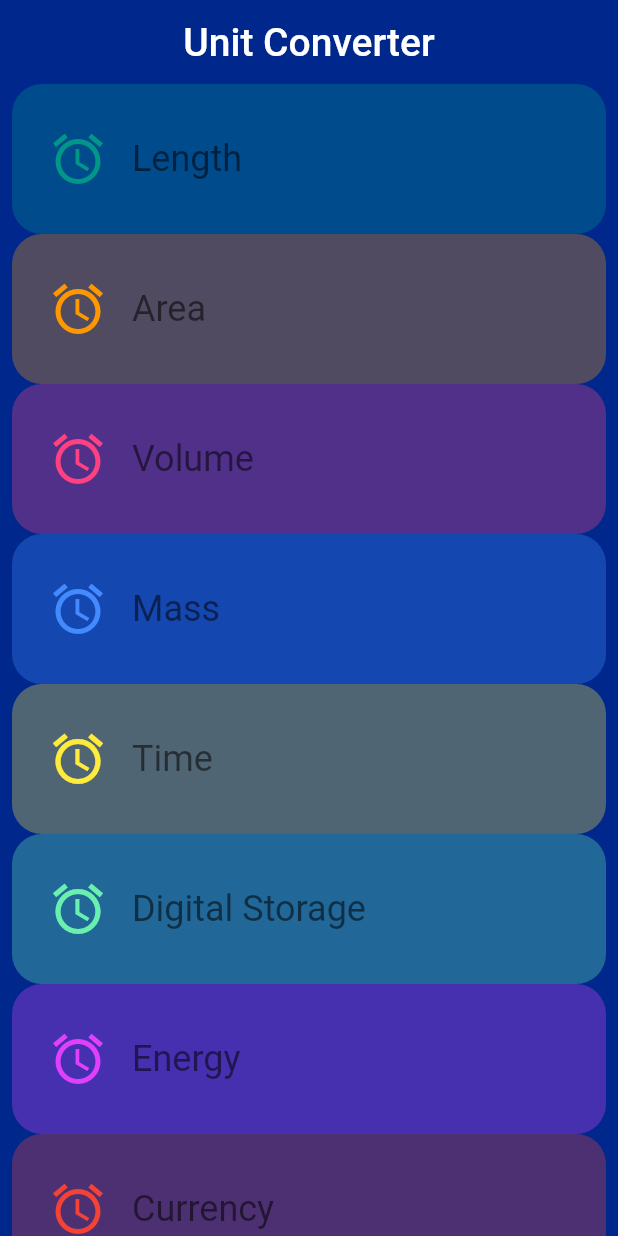
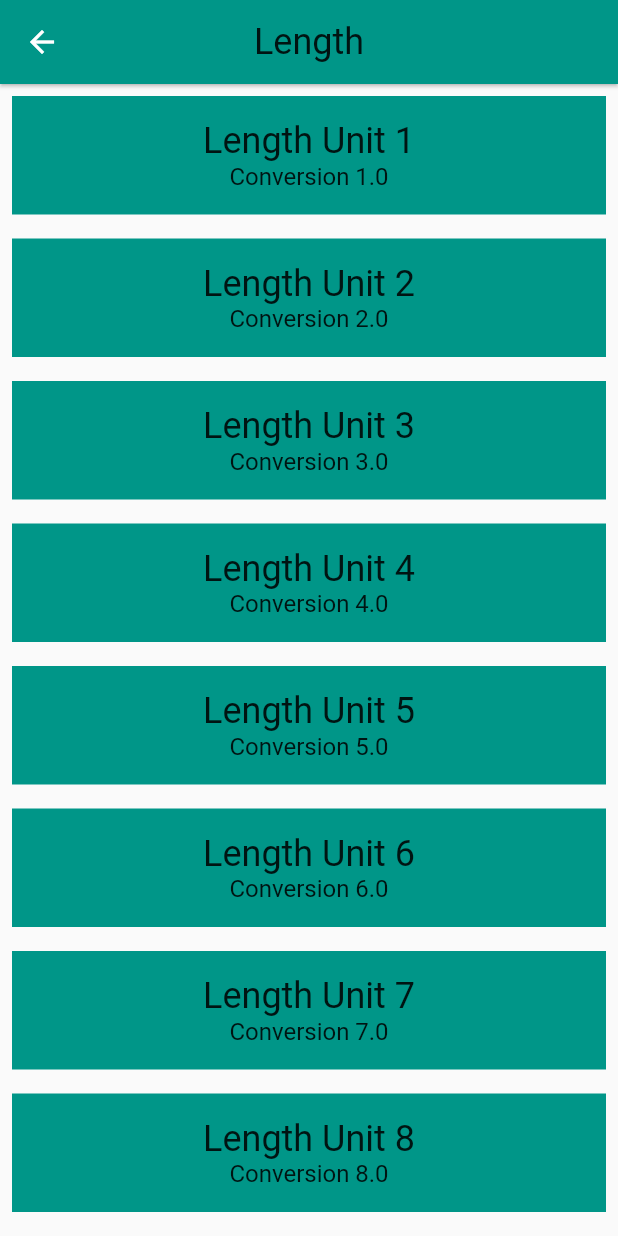
Before and after one commit to ba6ba/Udacity-course-Flutter, a Flutter app: the screen it shows after launch, after a tap on "Length", on a phone screen of 412 x 824 dp. Run offline on Flutter 3.47's test engine with Material 2 defaults, Android fonts, the phone set to English and light mode, and no system bars.

Commit message:
navigation implementation with converter route

```diff
--- a/lib/category.dart
+++ b/lib/category.dart
@@ -7,6 +7,9 @@
 
 import 'package:flutter/cupertino.dart';
 import 'package:flutter/material.dart';
+import 'package:flutterudacityapp/unit.dart';
+
+import 'converter_route.dart';
 
 /// A custom [Category] widget.
 ///
@@ -26,6 +29,7 @@
   final IconData iconLocation;
   final Color color;
   final double categoryHeight;
+  final List<Unit> units;
 
 
   const Category(
@@ -33,13 +37,37 @@
       @required this.name,
       @required this.iconLocation,
       @required this.color,
-      @required this.categoryHeight
+      @required this.categoryHeight,
+      @required this.units
       })
       : assert(name != null),
         assert(iconLocation != null),
         assert(color != null),
         assert(categoryHeight != null),
+        assert(units != null),
         super(key : key);
+
+  /// Navigates to the [ConverterRoute].
+  void _navigateToConverter(BuildContext context) {
+    Navigator.of(context).push(MaterialPageRoute<Null>(
+      builder: (BuildContext context) {
+        return Scaffold(
+          appBar: AppBar(
+            elevation: 1.0,
+            title: Text(name,
+              style: Theme.of(context).textTheme.headline,
+            ),
+            centerTitle: true,
+            backgroundColor: color,
+          ),
+          body: ConverterRoute(
+            color : color,
+            units : units
+          ),
+        );
+      }
+    ));
+  }
 
   /// Builds a custom widget that shows [Category] information.
   ///
@@ -60,7 +88,7 @@
           highlightColor: color,
           borderRadius: _borderRadius,
           onTap: () {
-            //
+            _navigateToConverter(context);
           },
           child: Padding(
             padding: EdgeInsets.all(8.0),
--- a/lib/CategoryRoute.dart
+++ b/lib/category_screen.dart
@@ -1,5 +1,6 @@
 import 'package:flutter/material.dart';
 import 'package:flutterudacityapp/category.dart';
+import 'package:flutterudacityapp/unit.dart';
 
 const _backgroundColor = Color.fromRGBO(0, 40, 140, 30);
 
@@ -29,6 +30,13 @@
     Colors.red,
   ];
 
+  List<Unit> _retrieveUnitList(String categoryName) {
+    return List.generate(10, (int i) {
+      i += 1;
+      return Unit(name: "$categoryName Unit $i", conversion: i.toDouble());
+    });
+  }
+
   Widget _categoryWidgets(List<Widget> categoriesList) {
     return ListView.builder(
       itemBuilder: (BuildContext context, int index) => categoriesList[index],
@@ -45,7 +53,9 @@
         name: _categoryNames[i],
         color: _baseColors[i],
         categoryHeight: 100.0,
-        iconLocation: Icons.access_alarm,));
+        iconLocation: Icons.access_alarm,
+        units: _retrieveUnitList(_categoryNames[i]),
+      ));
     }
 
     final listView = Container(
--- /dev/null
+++ b/lib/converter_route.dart
@@ -0,0 +1,39 @@
+import 'dart:ui';
+
+import 'package:flutter/cupertino.dart';
+import 'package:flutter/material.dart';
+import 'package:flutterudacityapp/unit.dart';
+
+class ConverterRoute extends StatelessWidget {
+  final Color color;
+  final List<Unit> units;
+
+  const ConverterRoute({@required this.color, @required this.units})
+      : assert(color != null),
+        assert(units != null);
+
+  @override
+  Widget build(BuildContext context) {
+    final unitWidgets = units.map((Unit unit) {
+      return Container(
+        color: color,
+        margin: EdgeInsets.all(8.0),
+        padding: EdgeInsets.all(16.0),
+        child: Column(
+          children: <Widget>[
+            Text(unit.name,
+            style: Theme.of(context).textTheme.headline,
+            ),
+            Text(
+              'Conversion ${unit.conversion}',
+              style: Theme.of(context).textTheme.subhead,
+            )
+          ],
+        ),
+      );
+    }).toList();
+    return ListView(
+      children: unitWidgets,
+    );
+  }
+}
--- a/lib/main.dart
+++ b/lib/main.dart
@@ -4,7 +4,7 @@
 
 // You can read about packages here: https://flutter.io/using-packages/
 import 'package:flutter/material.dart';
-import 'package:flutterudacityapp/CategoryRoute.dart';
+import 'package:flutterudacityapp/category_screen.dart';
 
 import 'category.dart';
 
--- /dev/null
+++ b/lib/unit.dart
@@ -0,0 +1,20 @@
+import 'package:meta/meta.dart';
+
+class Unit {
+  final String name;
+  final double conversion;
+
+  const Unit({
+    @required this.name,
+    @required this.conversion,
+  })
+      : assert(name != null),
+        assert(conversion != null);
+
+  Unit.fromJson(Map jsonMap)
+      :
+        assert(jsonMap['name'] != null),
+        assert(jsonMap['conversion'] != null),
+        name = jsonMap['name'],
+        conversion = jsonMap['conversion'].toDouble();
+}
```
